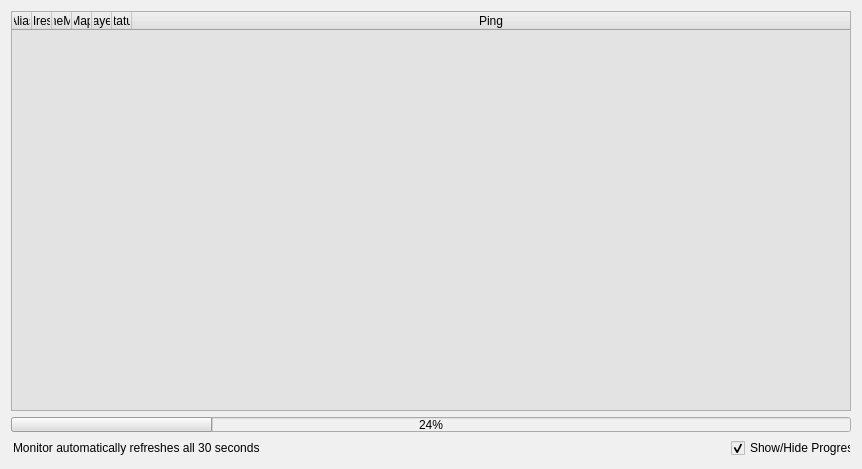
Before: the Qt Designer form Source_Code/source_files/isrt_monitor.ui in sargolin/ISRT-Insurgency-Sandstorm-RCON-TOOL-and-Mapchanger, drawn with Qt 5.
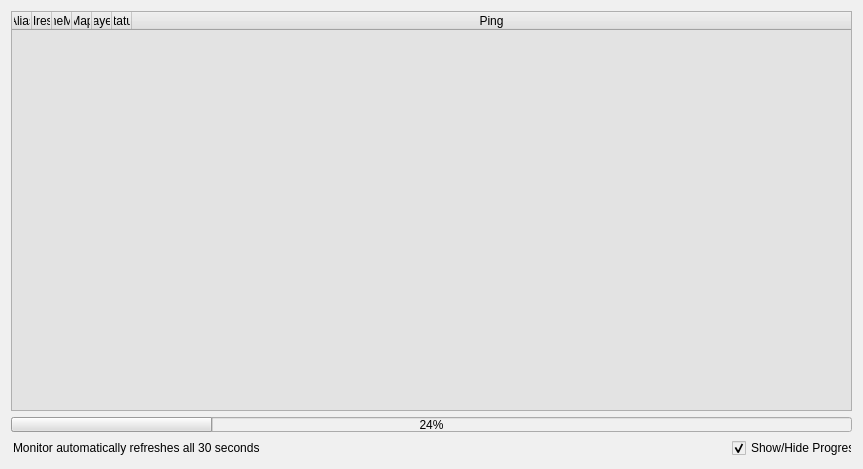
After: the same form once the commit is applied. Icons and pictures are not drawn.

The edit to the form file:
```diff
--- a/Source_Code/source_files/isrt_monitor.ui
+++ b/Source_Code/source_files/isrt_monitor.ui
@@ -6,7 +6,7 @@
    <rect>
     <x>0</x>
     <y>0</y>
-    <width>862</width>
+    <width>863</width>
     <height>469</height>
    </rect>
   </property>
```
